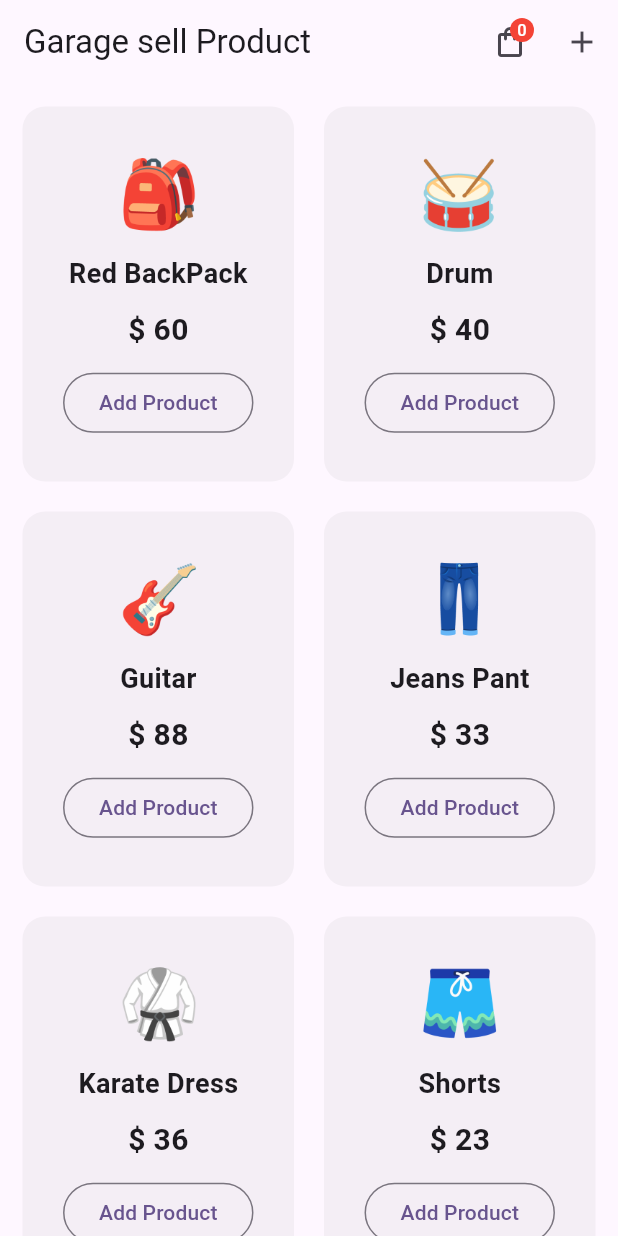
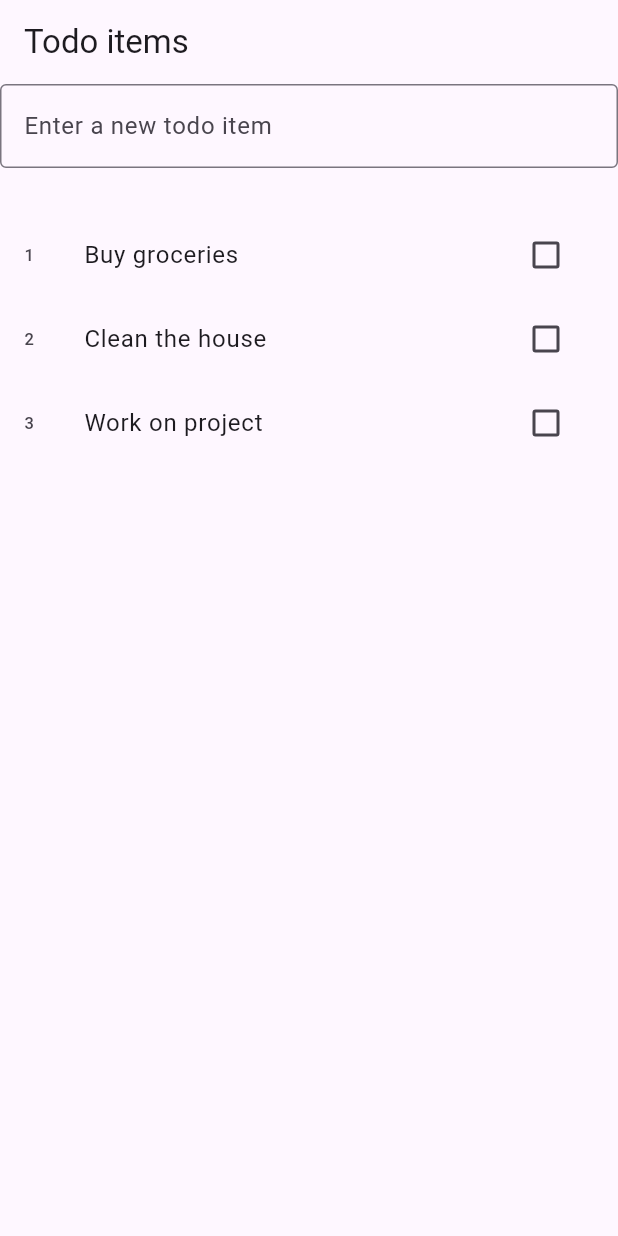
Before and after one commit to masud51435/learn_riverpod_state, a Flutter app: the screen it shows after launch, on a phone screen of 412 x 824 dp. Run offline on Flutter 3.47's test engine with Material 3 defaults, Android fonts, the phone set to English and light mode, and no system bars; our stand-ins replace flutter_riverpod, freezed_annotation, riverpod_annotation; generated files the repository leaves out were written again.

Commit message:
added a todo list

```diff
--- a/lib/main.dart
+++ b/lib/main.dart
@@ -1,6 +1,7 @@
 import 'package:flutter/material.dart';
 import 'package:flutter_riverpod/flutter_riverpod.dart';
 import 'package:riverporlearn/screens/home_page/home_screen.dart';
+import 'package:riverporlearn/screens/todo_page/todo_page.dart';
 
 void main() {
   runApp(
@@ -24,7 +25,7 @@ class MyApp extends StatelessWidget {
         ),
         useMaterial3: true,
       ),
-      home: const HomeScreen(),
+      home: const TodoPage(),
     );
   }
 }
--- /dev/null
+++ b/lib/model/todo_model.dart
@@ -0,0 +1,16 @@
+import 'package:freezed_annotation/freezed_annotation.dart';
+
+part 'todo_model.freezed.dart';
+part 'todo_model.g.dart';
+
+@freezed
+class TodoModel with _$TodoModel {
+  factory TodoModel({
+    required int id,
+    required String title,
+    required bool completed,
+  }) = _TodoModel;
+
+  factory TodoModel.fromJson(Map<String, dynamic> json) =>
+      _$TodoModelFromJson(json);
+}
--- /dev/null
+++ b/lib/providers/todo_provider.dart
@@ -0,0 +1,30 @@
+import 'package:flutter_riverpod/flutter_riverpod.dart';
+import 'package:riverpod_annotation/riverpod_annotation.dart';
+import 'package:riverporlearn/model/todo_model.dart';
+
+part 'todo_provider.g.dart';
+
+@riverpod
+class Todo extends _$Todo {
+  @override
+  List<TodoModel> build() {
+    return [
+      TodoModel(id: 1, title: 'Buy groceries', completed: false),
+      TodoModel(id: 2, title: 'Clean the house', completed: false),
+      TodoModel(id: 3, title: 'Work on project', completed: false)
+    ];
+  }
+
+  void addTodo(TodoModel todo) {
+    state = [...state, todo];
+  }
+
+  void toggleTodo(int id, bool isCompleted) {
+    state = state
+        .map(
+          (todo) =>
+              todo.id == id ? todo.copyWith(completed: isCompleted) : todo,
+        )
+        .toList();
+  }
+}
--- /dev/null
+++ b/lib/screens/todo_page/todo_page.dart
@@ -0,0 +1,72 @@
+import 'package:flutter/material.dart';
+import 'package:flutter_riverpod/flutter_riverpod.dart';
+import 'package:riverporlearn/model/todo_model.dart';
+import 'package:riverporlearn/providers/todo_provider.dart';
+
+class TodoPage extends StatelessWidget {
+  const TodoPage({super.key});
+
+  @override
+  Widget build(BuildContext context) {
+    final titleController = TextEditingController();
+    return Scaffold(
+      appBar: AppBar(
+        title: const Text('Todo items'),
+      ),
+      body: Consumer(
+        builder: (context, ref, child) {
+          return Column(
+            children: [
+              TextFormField(
+                controller: titleController,
+                onFieldSubmitted: (value) {
+                  ref.read(todoProvider.notifier).addTodo(
+                        TodoModel(
+                          id: ref.read(todoProvider).length + 1,
+                          title: value,
+                          completed: false,
+                        ),
+                      );
+
+                  titleController.clear();
+                },
+                decoration: const InputDecoration(
+                  labelText: 'Enter a new todo item',
+                  border: OutlineInputBorder(),
+                ),
+              ),
+              const SizedBox(height: 30),
+              Expanded(
+                child: ref.read(todoProvider).isEmpty
+                    ? const CircularProgressIndicator()
+                    : ListView.builder(
+                        itemCount: ref.watch(todoProvider).length,
+                        itemBuilder: (BuildContext context, int index) {
+                          final todo = ref.read(todoProvider)[index];
+                          return ListTile(
+                            leading: Text(todo.id.toString()),
+                            title: Text(
+                              todo.title,
+                              style: TextStyle(
+                                decoration: todo.completed
+                                    ? TextDecoration.lineThrough
+                                    : TextDecoration.none,
+                              ),
+                            ),
+                            trailing: Checkbox(
+                              value: todo.completed,
+                              onChanged: (value) => ref
+                                  .read(todoProvider.notifier)
+                                  .toggleTodo(todo.id, value!),
+                            ),
+                          );
+                        },
+                      ),
+              ),
+            ],
+          );
+        },
+      ),
+    );
+  }
+}
--- a/pubspec.yaml
+++ b/pubspec.yaml
@@ -37,6 +37,8 @@ dependencies:
   cupertino_icons: ^1.0.8
   flutter_riverpod: ^2.5.1
   riverpod_annotation: ^2.3.5
+  freezed_annotation: ^2.4.4
+  json_annotation: ^4.9.0
 
 dev_dependencies:
   flutter_test:
@@ -49,7 +51,9 @@ dev_dependencies:
   # rules and activating additional ones.
   flutter_lints: ^4.0.0
   riverpod_generator: ^2.4.3
-  build_runner: ^2.4.12
+  build_runner: ^2.4.13
+  freezed: ^2.5.7
+  json_serializable: ^6.8.0
 
 # For information on the generic Dart part of this file, see the
 # following page: https://dart.dev/tools/pub/pubspec
```
Also changed, not shown: lib/model/todo_model.freezed.dart (added), lib/model/todo_model.g.dart (added), lib/providers/products_provider.dart (line endings or trailing spaces), lib/providers/todo_provider.g.dart (added), pubspec.lock.
